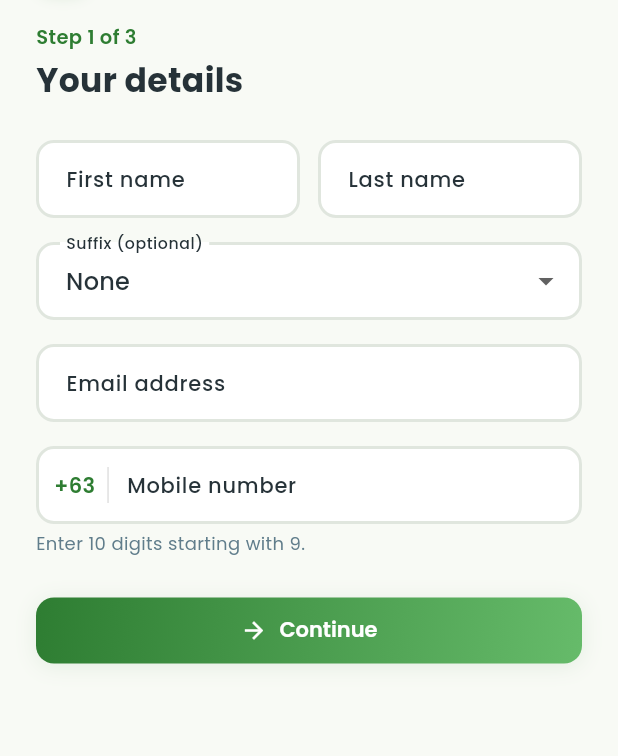
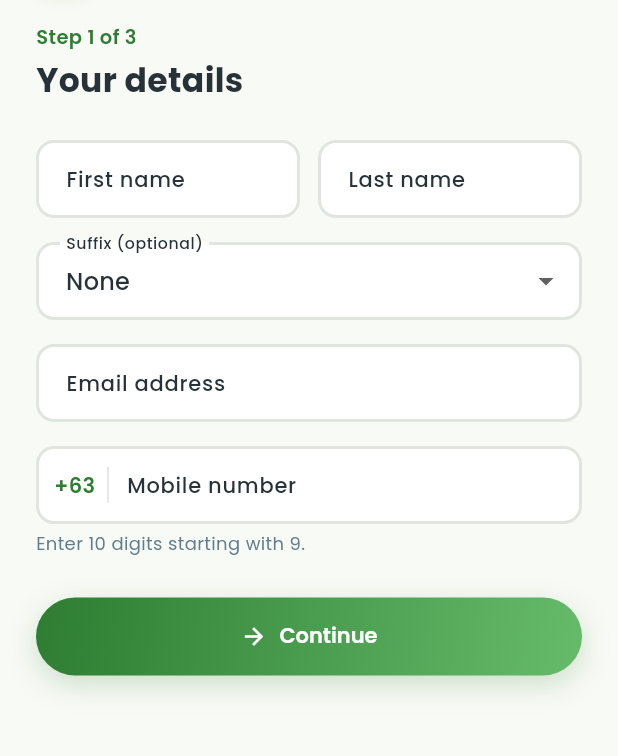
Before and after one commit to haliburton124-ux/AgriConnect, a Flutter app: the RegisterScreen screen opened directly, on a phone screen of 412 x 824 dp, the part 157-913 px from its top. Run offline on Flutter 3.47's test engine with Material 3 defaults, Android fonts, the phone set to English and light mode, and no system bars; our stand-ins replace dio, file_picker, flutter_map, flutter_secure_storage, geolocator, google_fonts and 2 more; accounts and stored records are empty; network calls fail.

Commit message:
Fix Register Farm modal sticky footer and responsive action buttons on web and mobile.
Co-authored-by: Cursor <cursoragent@cursor.com>

```diff
--- a/mobile/lib/widgets/agri_button.dart
+++ b/mobile/lib/widgets/agri_button.dart
@@ -44,34 +44,66 @@ class AgriButton extends StatelessWidget {
     if (outline) {
       return SizedBox(
         width: fullWidth ? double.infinity : null,
-        height: 44,
+        height: 52,
         child: OutlinedButton(
           onPressed: loading ? null : onPressed,
           style: OutlinedButton.styleFrom(
             foregroundColor: AgriColors.forest,
-            side: const BorderSide(color: AgriColors.forest, width: 2),
-            shape: RoundedRectangleBorder(borderRadius: BorderRadius.circular(12)),
+            side: const BorderSide(color: AgriColors.forest, width: 1.5),
+            shape: RoundedRectangleBorder(borderRadius: BorderRadius.circular(28)),
+            padding: const EdgeInsets.symmetric(horizontal: 20),
+          ).copyWith(
+            overlayColor: WidgetStateProperty.resolveWith((states) {
+              if (states.contains(WidgetState.pressed)) {
+                return AgriColors.forest.withValues(alpha: 0.08);
+              }
+              if (states.contains(WidgetState.focused)) {
+                return AgriColors.forest.withValues(alpha: 0.06);
+              }
+              return null;
+            }),
           ),
-          child: child,
+          child: loading
+              ? const SizedBox(
+                  width: 22,
+                  height: 22,
+                  child: CircularProgressIndicator(strokeWidth: 2, color: AgriColors.forest),
+                )
+              : child,
         ),
       );
     }
 
     return SizedBox(
       width: fullWidth ? double.infinity : null,
-      height: 44,
+      height: 52,
       child: DecoratedBox(
         decoration: BoxDecoration(
           gradient: AgriColors.primaryGradient,
-          borderRadius: BorderRadius.circular(12),
-          boxShadow: [AgriTheme.cardShadow],
+          borderRadius: BorderRadius.circular(28),
+          boxShadow: [
+            BoxShadow(
+              color: AgriColors.forest.withValues(alpha: 0.22),
+              blurRadius: 16,
+              offset: const Offset(0, 6),
+            ),
+          ],
         ),
         child: ElevatedButton(
           onPressed: loading ? null : onPressed,
           style: ElevatedButton.styleFrom(
             backgroundColor: Colors.transparent,
             shadowColor: Colors.transparent,
-            shape: RoundedRectangleBorder(borderRadius: BorderRadius.circular(12)),
+            disabledBackgroundColor: Colors.transparent,
+            shape: RoundedRectangleBorder(borderRadius: BorderRadius.circular(28)),
+            padding: const EdgeInsets.symmetric(horizontal: 20),
+          ).copyWith(
+            overlayColor: WidgetStateProperty.resolveWith((states) {
+              if (states.contains(WidgetState.pressed)) {
+                return Colors.white.withValues(alpha: 0.12);
+              }
+              return null;
+            }),
           ),
           child: child,
         ),
```
Also changed, not shown: mobile/lib/screens/farmer/register_farm_screen.dart (+20 -10 lines), mobile/lib/widgets/agri_form_footer.dart (added, +97 -0 lines), 3 other files.
